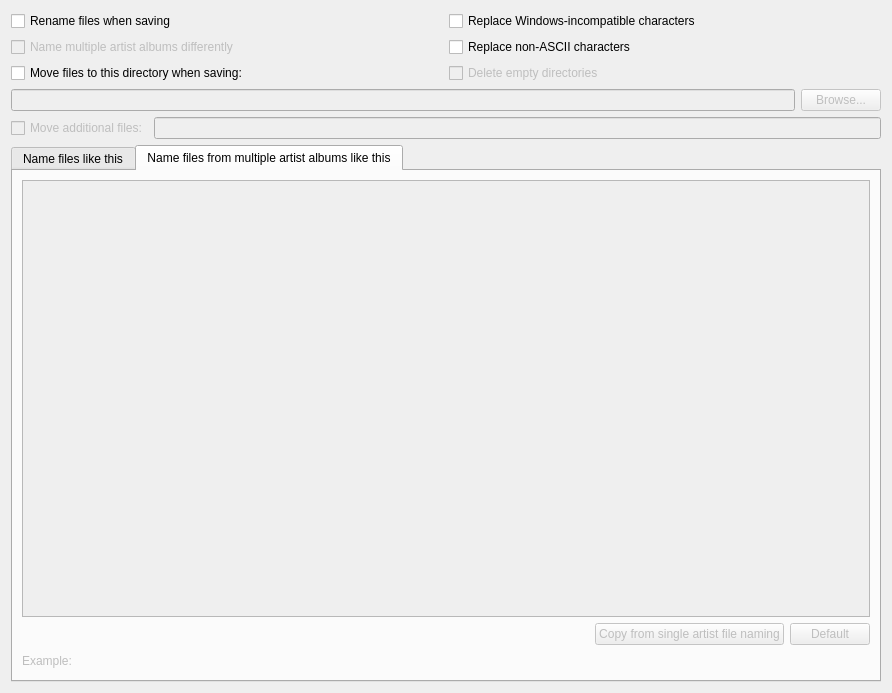
The window that ui/options_renaming.ui (metabrainz/picard) describes before a commit, drawn with Qt 5.
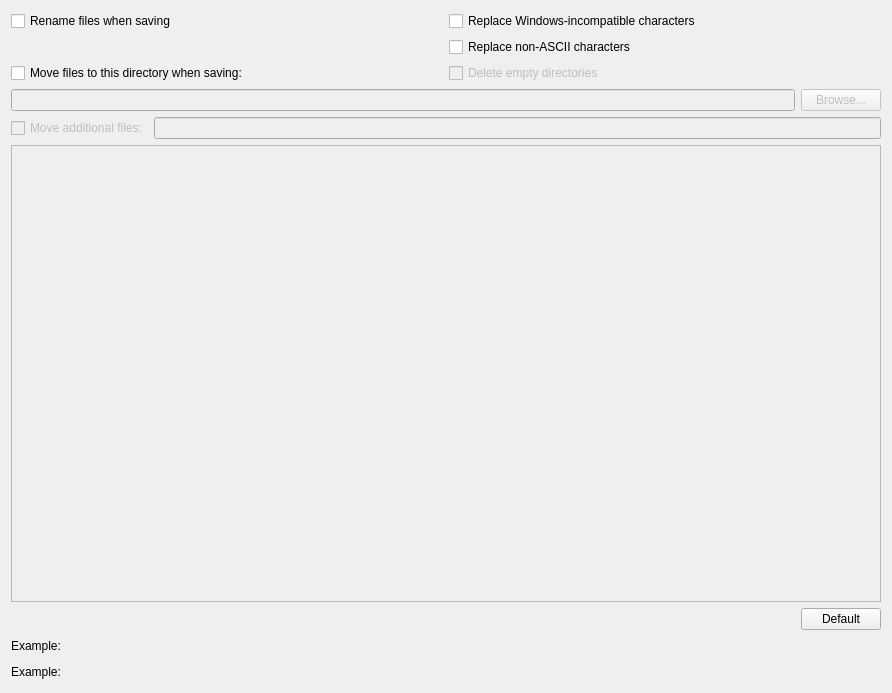
The same window after the commit. The open tabs and pages were chosen to show the change.

Commit message: remove va_f_n_f and use_va_format

Patch:
```diff
--- a/ui/options_renaming.ui
+++ b/ui/options_renaming.ui
@@ -63,16 +63,6 @@
        </property>
       </widget>
      </item>
-     <item row="1" column="0">
-      <widget class="QCheckBox" name="use_va_format">
-       <property name="enabled">
-        <bool>false</bool>
-       </property>
-       <property name="text">
-        <string>Name multiple artist albums differently</string>
-       </property>
-      </widget>
-     </item>
     </layout>
    </item>
    <item>
@@ -118,19 +108,6 @@
     </layout>
    </item>
    <item>
-    <widget class="QTabWidget" name="file_format_tabs">
-     <property name="enabled">
-      <bool>true</bool>
-     </property>
-     <property name="currentIndex">
-      <number>0</number>
-     </property>
-     <widget class="QWidget" name="tab">
-      <attribute name="title">
-       <string>Name files like this</string>
-      </attribute>
-      <layout class="QVBoxLayout" name="verticalLayout_2">
-       <item>
         <widget class="QTextEdit" name="file_naming_format">
          <property name="enabled">
           <bool>false</bool>
@@ -261,95 +238,6 @@
          </item>
         </layout>
        </item>
-      </layout>
-     </widget>
-     <widget class="QWidget" name="tab_2">
-      <property name="enabled">
-       <bool>false</bool>
-      </property>
-      <attribute name="title">
-       <string>Name files from multiple artist albums like this</string>
-      </attribute>
-      <layout class="QVBoxLayout" name="verticalLayout_3">
-       <item>
-        <widget class="QTextEdit" name="va_file_naming_format">
-         <property name="enabled">
-          <bool>false</bool>
-         </property>
-         <property name="font">
-          <font>
-           <family>Monospace</family>
-          </font>
-         </property>
-         <property name="cursor" stdset="0">
-          <cursorShape>IBeamCursor</cursorShape>
-         </property>
-         <property name="lineWrapMode">
-          <enum>QTextEdit::NoWrap</enum>
-         </property>
-         <property name="tabStopWidth">
-          <number>20</number>
-         </property>
-         <property name="acceptRichText">
-          <bool>true</bool>
-         </property>
-        </widget>
-       </item>
-       <item>
-        <layout class="QHBoxLayout" name="horizontalLayout_3">
-         <item>
-          <widget class="QLabel" name="renaming_va_error">
-           <property name="text">
-            <string/>
-           </property>
-           <property name="alignment">
-            <set>Qt::AlignCenter</set>
-           </property>
-          </widget>
-         </item>
-         <item>
-          <widget class="QPushButton" name="va_copy_from_left">
-           <property name="enabled">
-            <bool>false</bool>
-           </property>
-           <property name="sizePolicy">
-            <sizepolicy hsizetype="Fixed" vsizetype="Fixed">
-             <horstretch>0</horstretch>
-             <verstretch>0</verstretch>
-            </sizepolicy>
-           </property>
-           <property name="minimumSize">
-            <size>
-             <width>0</width>
-             <height>0</height>
-            </size>
-           </property>
-           <property name="text">
-            <string>Copy from single artist file naming</string>
-           </property>
-          </widget>
-         </item>
-         <item>
-          <widget class="QPushButton" name="va_file_naming_format_default">
-           <property name="sizePolicy">
-            <sizepolicy hsizetype="Fixed" vsizetype="Fixed">
-             <horstretch>0</horstretch>
-             <verstretch>0</verstretch>
-            </sizepolicy>
-           </property>
-           <property name="minimumSize">
-            <size>
-             <width>0</width>
-             <height>0</height>
-            </size>
-           </property>
-           <property name="text">
-            <string>Default</string>
-           </property>
-          </widget>
-         </item>
-        </layout>
-       </item>
        <item>
         <layout class="QHBoxLayout" name="horizontalLayout_2">
          <item>
@@ -401,10 +289,6 @@
           </widget>
          </item>
         </layout>
-       </item>
-      </layout>
-     </widget>
-    </widget>
    </item>
   </layout>
  </widget>
```
Lines whose indentation alone changed are shown as unchanged. The commit also changes 6 other files.
